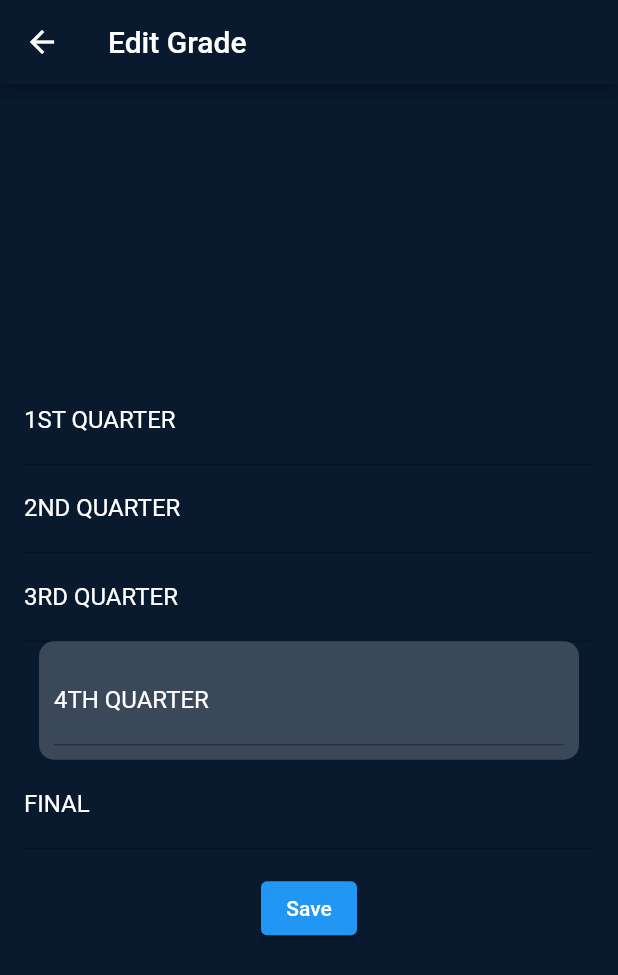
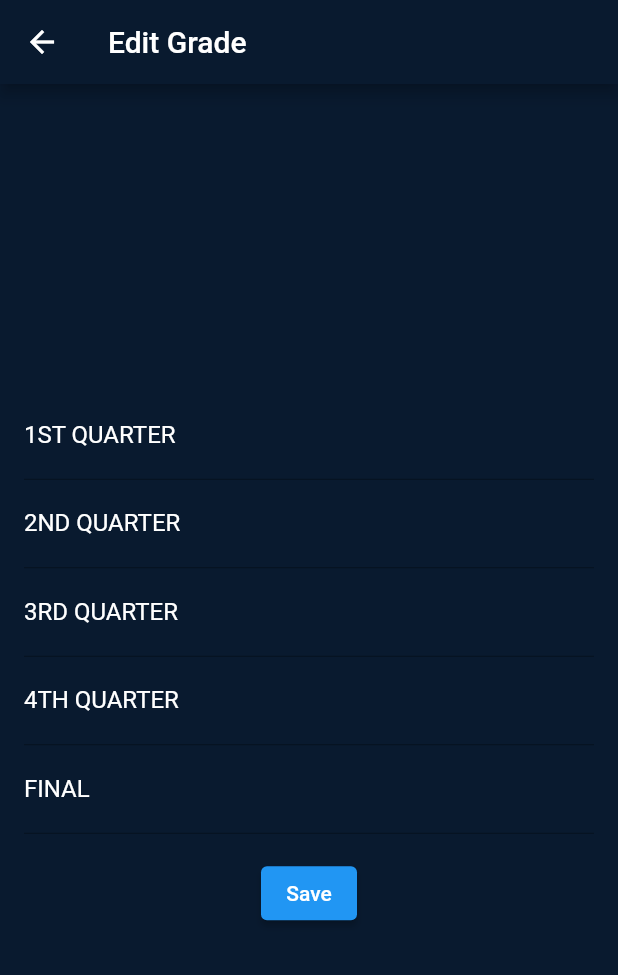
Before and after one commit to christiannjhay-stu/sia2-teacher, a Flutter app: the EditTeacherPage screen opened directly with empty values, on a phone screen of 412 x 824 dp. Shown: the top 975 px of the screen. Run offline on Flutter 3.47's test engine with Material 2 defaults, Android fonts, the phone set to English and light mode, and no system bars; our stand-ins replace cloud_firestore, firebase_auth, firebase_core, flutter_svg, fluttertoast; missing offline and left inert: dart:html; accounts and stored records are empty.

Commit message:
updated UI

```diff
--- a/lib/ViewEditGrades.dart
+++ b/lib/ViewEditGrades.dart
@@ -597,15 +597,7 @@ class _EditTeacherPageState extends State<EditTeacherPage> {
                 style: TextStyle(color: Colors.white),
               ),
 
-              Container(
-                padding: EdgeInsets.all(10),
-                  alignment: Alignment.centerLeft,
-                  decoration: BoxDecoration(
-                  color: const Color(0xff3A4859),
-                  borderRadius: BorderRadius.circular(10),
-                          ),
-                        width: 360,
-                child: TextField(
+                TextField(
 
                  enabled: _lockValue4 == true, // enable/disable based on lock value
                 controller: Grade4Controller,
@@ -618,7 +610,7 @@ class _EditTeacherPageState extends State<EditTeacherPage> {
 
                 ),
                 style: TextStyle(color: Colors.white),
-              ),
+
               ),
 
               TextField(
```
